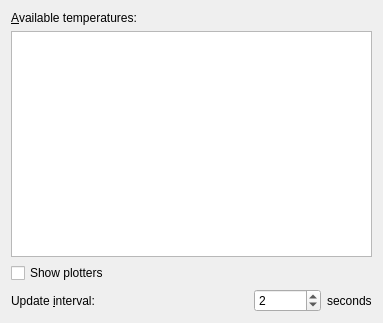
Qt form plasma/applets/system-monitor/temperature-config.ui (mgottschlag/kwin-tiling) before a commit.
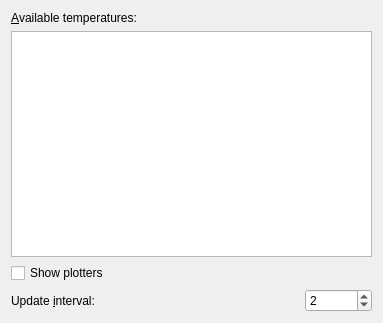
The same form after that commit.

Commit message: Replace label_3 with plural compatible suffix in intervalSpinBox

Patch:
```diff
--- a/plasma/applets/system-monitor/temperature-config.ui
+++ b/plasma/applets/system-monitor/temperature-config.ui
@@ -81,13 +81,6 @@
        </property>
       </widget>
      </item>
-     <item>
-      <widget class="QLabel" name="label_3" >
-       <property name="text" >
-        <string>seconds</string>
-       </property>
-      </widget>
-     </item>
     </layout>
    </item>
   </layout>
```
The commit also changes 2 other files.
